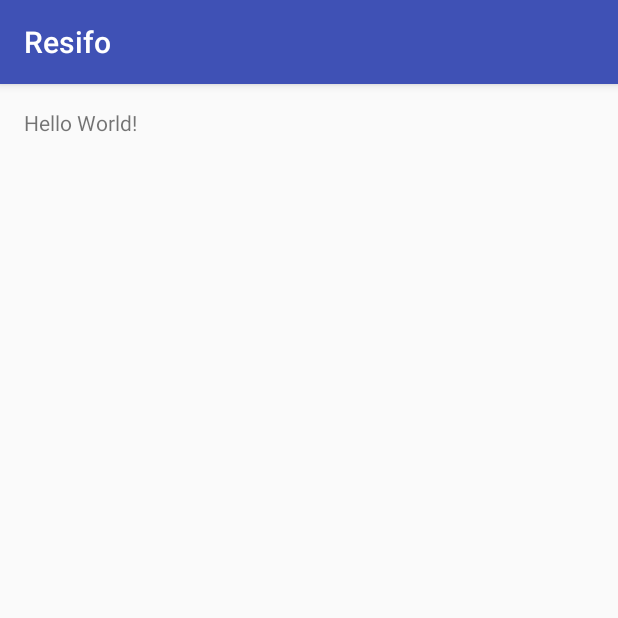
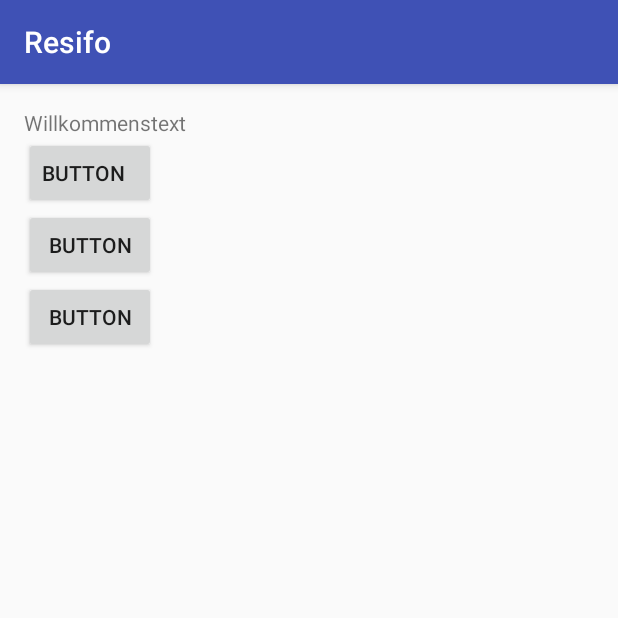
Before and after one commit to SKogelnik/resifo-android, an Android app: the screen it shows after launch (MainActivity), on a phone screen of 412 x 824 dp, the top half of it. Run offline under Robolectric (Android 15) with nearby library versions, the phone set to English and light mode, and no system bars.

Commit message:
willkommensseite quasi fertig

```diff
--- a/Resifo/app/src/main/res/layout/activity_main.xml
+++ b/Resifo/app/src/main/res/layout/activity_main.xml
@@ -10,8 +10,51 @@
     android:paddingTop="@dimen/activity_vertical_margin"
     tools:context="at.fh.swengb.resifo.MainActivity">
 
-    <TextView
-        android:layout_width="wrap_content"
-        android:layout_height="wrap_content"
-        android:text="Hello World!" />
+    <LinearLayout
+        android:orientation="vertical"
+        android:layout_width="match_parent"
+        android:layout_height="match_parent">
+
+        <LinearLayout
+            android:orientation="horizontal"
+            android:layout_width="wrap_content"
+            android:layout_height="wrap_content">
+
+            <TextView
+                android:text="Willkommenstext"
+                android:layout_width="wrap_content"
+                android:layout_height="wrap_content"
+                android:id="@+id/textView2"
+                android:layout_weight="1" />
+        </LinearLayout>
+
+        <LinearLayout
+            android:orientation="vertical"
+            android:layout_width="wrap_content"
+            android:layout_height="wrap_content"
+            android:layout_weight="1">
+
+            <Button
+                android:text="Button"
+                android:layout_width="wrap_content"
+                android:layout_height="wrap_content"
+                android:id="@+id/button6"
+                android:textAlignment="textStart" />
+
+            <Button
+                android:text="Button"
+                android:layout_width="match_parent"
+                android:layout_height="wrap_content"
+                android:id="@+id/button8" />
+
+            <Button
+                android:text="Button"
+                android:layout_width="match_parent"
+                android:layout_height="wrap_content"
+                android:id="@+id/button7" />
+
+        </LinearLayout>
+
+    </LinearLayout>
+
 </RelativeLayout>
```
